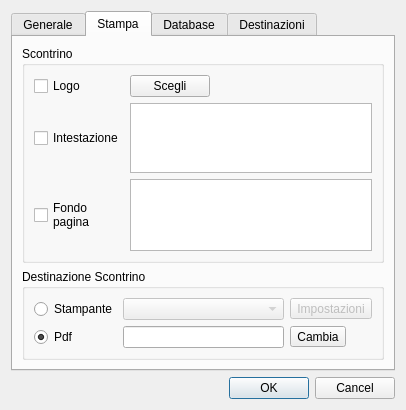
mtonin/gestcassa, file branches/barcode/src/configurazionedlg.ui: the form before one commit.
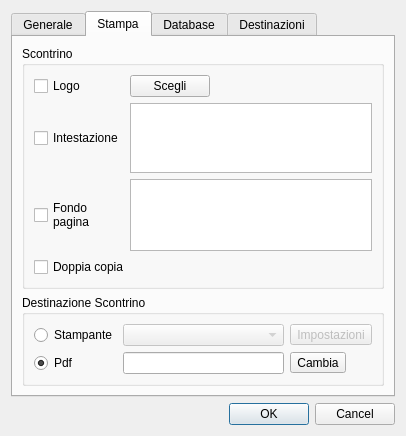
The form after the commit. The open tabs and pages were chosen to show the change. Icons and pictures are not drawn. Custom widgets are drawn as their Qt base class.

Commit message: - aggiunta gestione stampa dello scontrino in doppia copia - migliorato inserimento codice a barre

The edit to the form file:
```diff
--- a/branches/barcode/src/configurazionedlg.ui
+++ b/branches/barcode/src/configurazionedlg.ui
@@ -273,6 +273,13 @@
               </property>
              </widget>
             </item>
+            <item row="4" column="0" colspan="2">
+             <widget class="QCheckBox" name="doppiaCopiaCheckBox">
+              <property name="text">
+               <string>Doppia copia</string>
+              </property>
+             </widget>
+            </item>
            </layout>
           </item>
          </layout>
```
Left out of the diff: 30 changed lines with no effect on the pictures. The commit also changes 5 other files.
